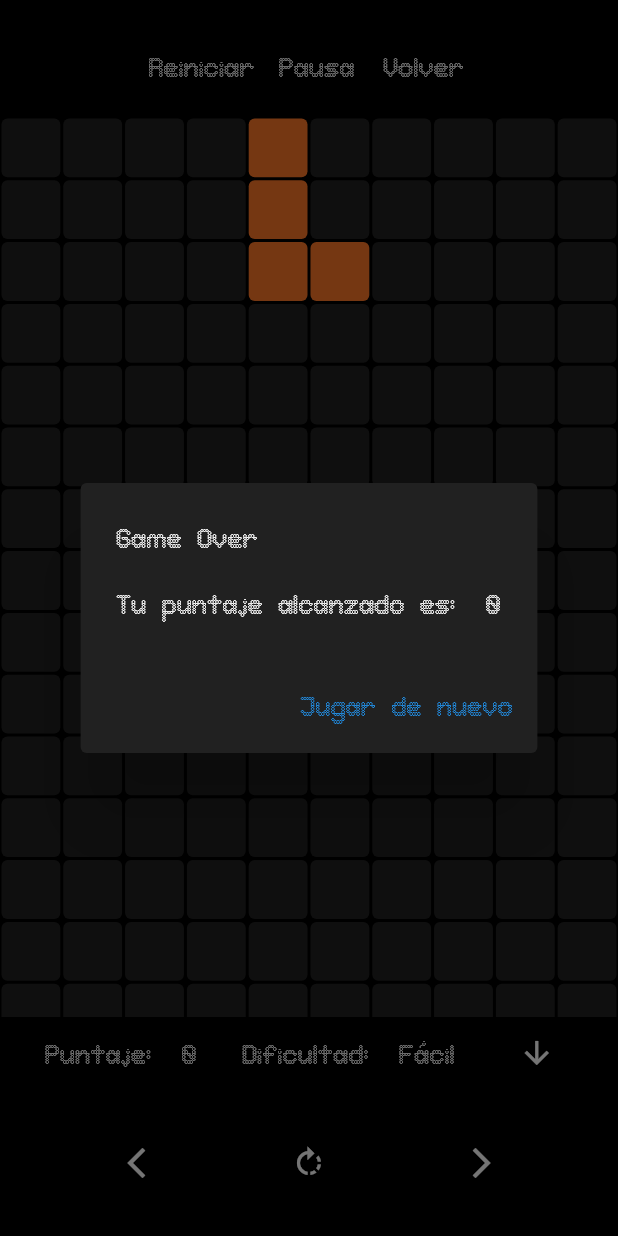
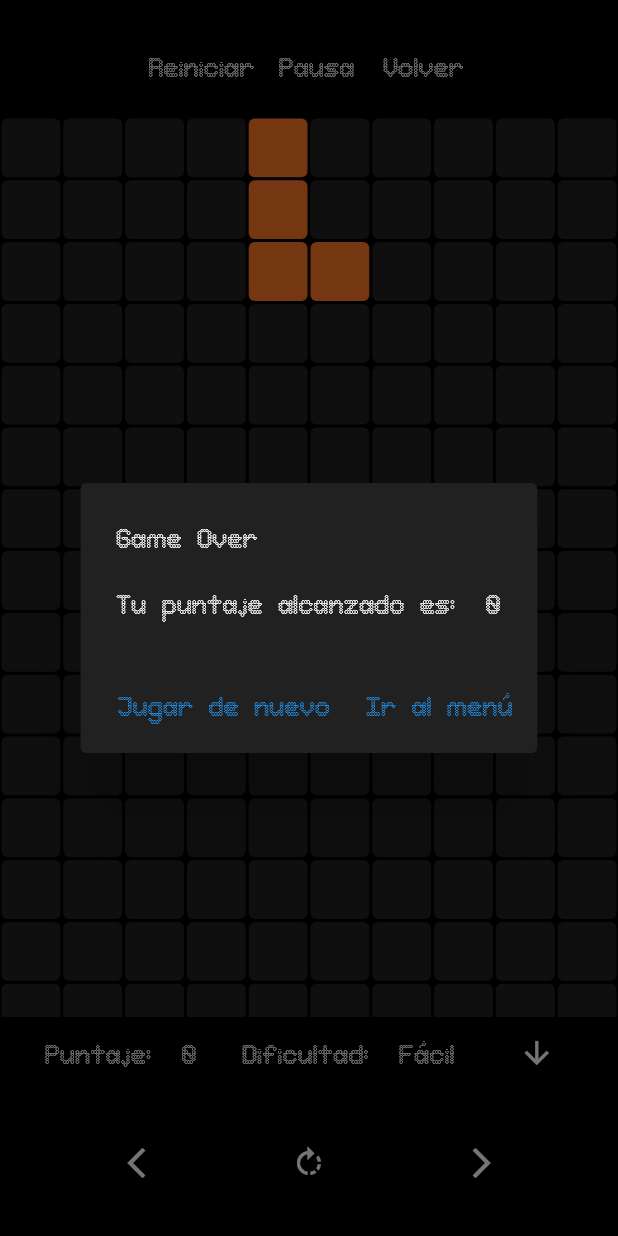
Before and after one commit to PatoRomano/tetris, a Flutter app: the GameBoard screen opened directly, after a tap on "Reiniciar", on a phone screen of 412 x 824 dp. Run offline on Flutter 3.47's test engine with Material 2 defaults, Android fonts, the phone set to English and light mode, and no system bars; our stand-ins replace just_audio; missing offline and left inert: soundpool.

Commit message:
ña
ichini saaaan

```diff
--- a/lib/board.dart
+++ b/lib/board.dart
@@ -31,6 +31,7 @@ class _GameBoardState extends State<GameBoard> {
 
   int currentScore = 0;
 
+  int guardarResultado = 0;
   bool gameOver = false;
   bool volver = false;
   bool pause = false;
@@ -131,13 +132,17 @@ class _GameBoardState extends State<GameBoard> {
       frameRate = const Duration(milliseconds: 400);
       _audioPlayer.setSpeed(1.2);
       difficulty = 'Media';
-    } else if (currentScore >= 300) {
+    } else if (currentScore >= 300 && currentScore < 1000) {
       frameRate = const Duration(milliseconds: 300);
       _audioPlayer.setSpeed(1.3);
       difficulty = 'Difícil';
+    } else if (currentScore >= 1000) {
+      frameRate = const Duration(milliseconds: 175);
+      _audioPlayer.setSpeed(1.5);
+      difficulty = 'Extremo';
     }
-    //gameTimer.cancel();
-    //gameLoop();
+    gameTimer.cancel();
+    gameLoop();
   }
 
   void showGameOverDialog() async {
@@ -151,8 +156,11 @@ class _GameBoardState extends State<GameBoard> {
       // ignore: use_build_context_synchronously
       if (currentScore != 0) {
         await _preguntarNombre();
+        if (guardarResultado == 1) {
           await updateScores();
         }
+      }
+      // ignore: use_build_context_synchronously
       showDialog(
         barrierDismissible: false,
         context: context,
@@ -181,6 +189,21 @@ class _GameBoardState extends State<GameBoard> {
                   'Jugar de nuevo',
                   style: TextStyle(fontSize: 18, fontFamily: 'roundedsqure'),
                 )),
+                 TextButton(
+                onPressed: () {
+                  volver = true;
+                  gameOver = true;
+                  // Navegar a la pantalla del juego
+                  Navigator.pop(context);
+                  Navigator.pushReplacement(
+                    context,
+                    MaterialPageRoute(builder: (context) => MenuScreen()),
+                  );
+                },
+                child: const Text(
+                  'Ir al menú',
+                  style: TextStyle(fontSize: 18, fontFamily: 'roundedsqure'),
+                ))
           ],
         ),
       );
@@ -190,6 +213,7 @@ class _GameBoardState extends State<GameBoard> {
         await _preguntarNombre();
         await updateScores();
       }
+      // ignore: use_build_context_synchronously
       showDialog(
         barrierDismissible: false,
         context: context,
@@ -291,8 +315,21 @@ class _GameBoardState extends State<GameBoard> {
                   ),
                   const SizedBox(height: 16),
                   ElevatedButton(
+                    onPressed: () {
+                      Navigator.pop(context); // Cierra el cuadro de diálogo
+                    },
+                    child: const Text(
+                      'Cancelar',
+                      style: TextStyle(
+                        fontSize: 18,
+                        fontFamily: 'roundedsqure',
+                      ),
+                    ),
+                  ),
+                  ElevatedButton(
                     onPressed: nombre.isNotEmpty
                         ? () {
+                            guardarResultado = 1;
                             Navigator.pop(
                                 context); // Cierra el cuadro de diálogo
                           }
```
Lines whose indentation alone changed are shown as unchanged.
